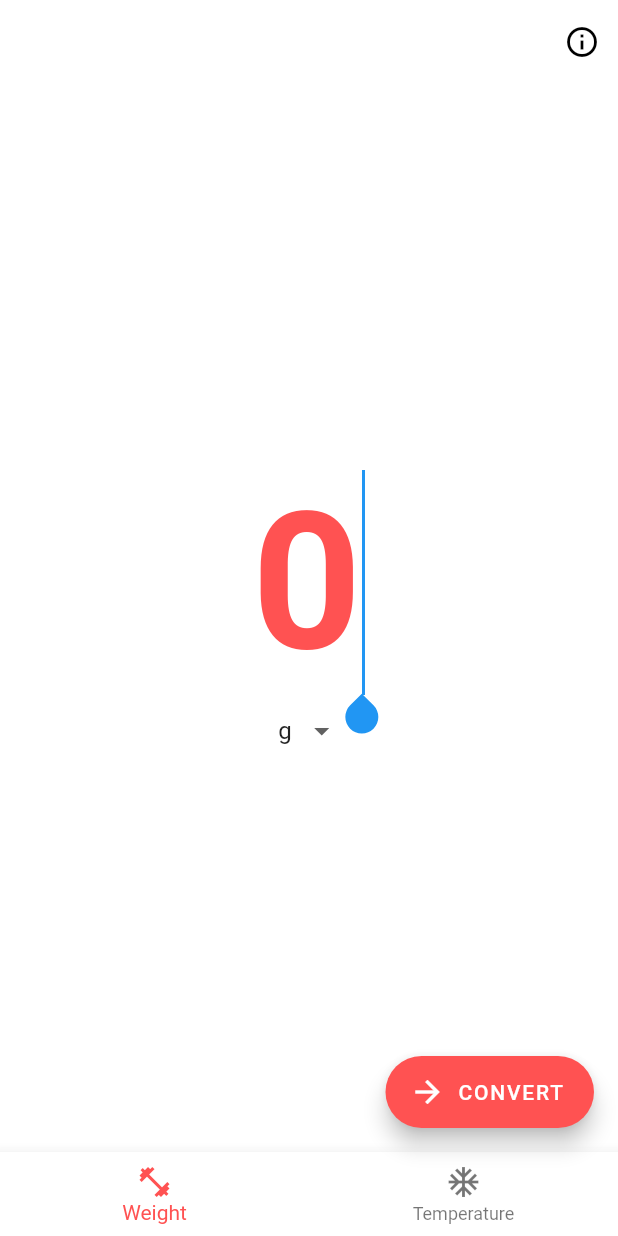
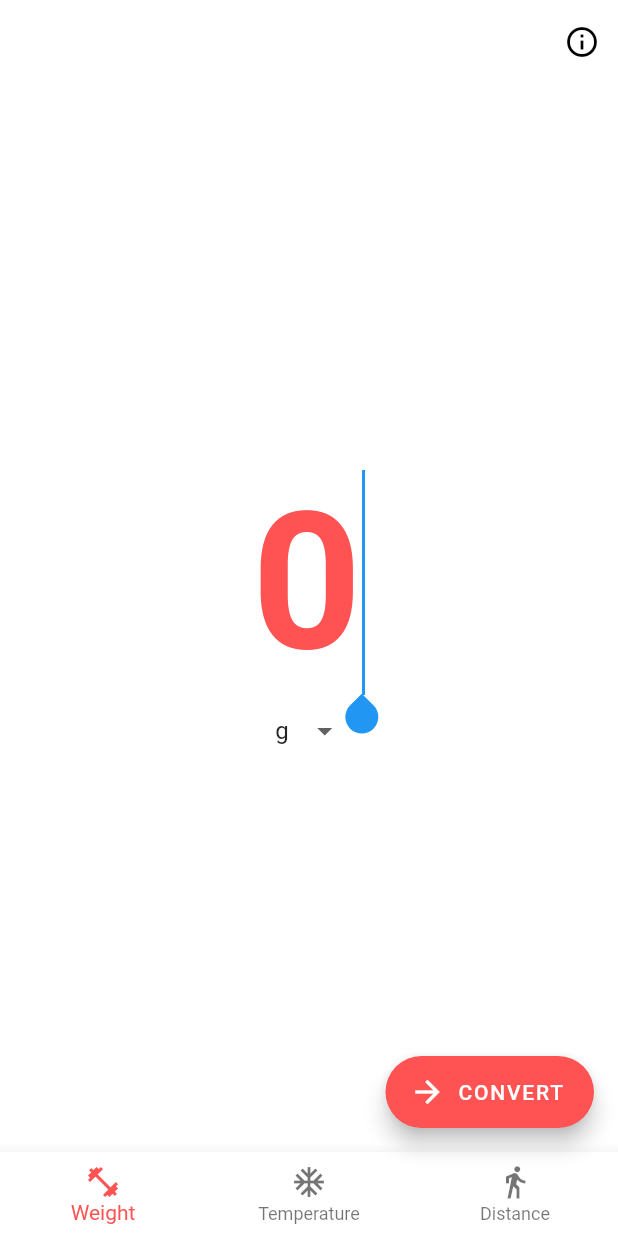
Before and after one commit to TobiasRitter/anyunit, a Flutter app: the screen it shows after launch, on a phone screen of 412 x 824 dp. Run offline on Flutter 3.47's test engine with Material 2 defaults, Android fonts, the phone set to English and light mode, and no system bars; our stand-ins replace bloc, equatable, flutter_bloc.

```diff
--- a/lib/bloc/inputscreen_bloc.dart
+++ b/lib/bloc/inputscreen_bloc.dart
@@ -8,8 +8,7 @@ import 'package:bloc/bloc.dart';
 
 /// bloc for the input page
 class InputScreenBloc extends Bloc<InputScreenEvent, InputScreenState> {
-  Converter converter = Converter(
-    categories: <Category>{
+  static Set<Category> categorySet = <Category>{
     Category(
       name: "Weight",
       units: <Unit>{
@@ -23,11 +22,21 @@ class InputScreenBloc extends Bloc<InputScreenEvent, InputScreenState> {
           getConvertedValue: (val) => val / 1000,
           getStandardizedValue: (val) => val * 1000,
         ),
+        Unit(
+          name: "lbs",
+          getConvertedValue: (val) => val / 2205,
+          getStandardizedValue: (val) => val * 2205,
+        ),
       },
     ),
     Category(
       name: "Temperature",
       units: <Unit>{
+        Unit(
+          name: "kelvin",
+          getConvertedValue: (val) => val,
+          getStandardizedValue: (val) => val,
+        ),
         Unit(
           name: "celcius",
           getConvertedValue: (val) => val - 273.15,
@@ -40,7 +49,30 @@ class InputScreenBloc extends Bloc<InputScreenEvent, InputScreenState> {
         ),
       },
     ),
+    Category(
+      name: "Distance",
+      units: <Unit>{
+        Unit(
+          name: "m",
+          getConvertedValue: (val) => val,
+          getStandardizedValue: (val) => val,
+        ),
+        Unit(
+          name: "cm",
+          getConvertedValue: (val) => val * 100,
+          getStandardizedValue: (val) => val / 100,
+        ),
+        Unit(
+          name: "km",
+          getConvertedValue: (val) => val / 1000,
+          getStandardizedValue: (val) => val * 1000,
+        ),
       },
+    )
+  };
+
+  Converter converter = Converter(
+    categories: categorySet,
   );
 
   @override
--- a/lib/view/inputscreen.dart
+++ b/lib/view/inputscreen.dart
@@ -74,6 +74,14 @@ class _InputScreenState extends State<InputScreen> {
                   state.categories.elementAt(1),
                 ),
               ),
+              BottomNavigationBarItem(
+                icon: Icon(
+                  Icons.directions_walk,
+                ),
+                title: Text(
+                  state.categories.elementAt(2),
+                ),
+              ),
             ],
           ),
           body: Column(
```
Lines whose indentation alone changed are shown as unchanged.
